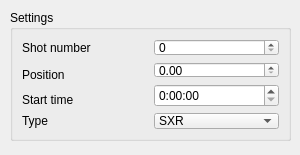
Above: ui/MeasurementSettingsUIDesign.ui from AVSidorov/FT2SXR before the change. Below: the same form after it.
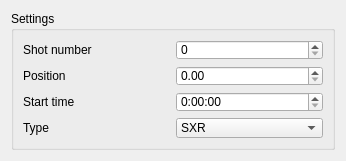
That is the form after the change.

Commit message: sizePolicy changed, widgets has adjustable size

The edit to the form file:
```diff
--- a/ui/MeasurementSettingsUIDesign.ui
+++ b/ui/MeasurementSettingsUIDesign.ui
@@ -6,22 +6,31 @@
    <rect>
     <x>0</x>
     <y>0</y>
-    <width>300</width>
-    <height>155</height>
+    <width>346</width>
+    <height>161</height>
    </rect>
   </property>
+  <property name="sizePolicy">
+   <sizepolicy hsizetype="Expanding" vsizetype="Expanding">
+    <horstretch>0</horstretch>
+    <verstretch>0</verstretch>
+   </sizepolicy>
+  </property>
+  <property name="minimumSize">
+   <size>
+    <width>250</width>
+    <height>145</height>
+   </size>
+  </property>
   <property name="windowTitle">
    <string>Measurement settings</string>
   </property>
+  <layout class="QVBoxLayout" name="verticalLayout">
+   <property name="sizeConstraint">
+    <enum>QLayout::SetMaximumSize</enum>
+   </property>
+   <item>
   <widget class="QGroupBox" name="groupBox">
-   <property name="geometry">
-    <rect>
-     <x>10</x>
-     <y>10</y>
-     <width>281</width>
-     <height>131</height>
-    </rect>
-   </property>
    <property name="title">
     <string>Settings</string>
    </property>
@@ -36,7 +45,7 @@
     <item row="0" column="1">
      <widget class="QSpinBox" name="shot_spinBox"/>
     </item>
-    <item row="1" column="0" rowspan="2">
+      <item row="1" column="0">
      <widget class="QLabel" name="position_label">
       <property name="text">
        <string>Position</string>
@@ -46,7 +55,14 @@
     <item row="1" column="1">
      <widget class="QDoubleSpinBox" name="position_doubleSpinBox"/>
     </item>
-    <item row="2" column="1" rowspan="2">
+      <item row="2" column="0">
+       <widget class="QLabel" name="time_label">
+        <property name="text">
+         <string>Start time</string>
+        </property>
+       </widget>
+      </item>
+      <item row="2" column="1">
      <widget class="QTimeEdit" name="start_timeEdit">
       <property name="dateTime">
        <datetime>
@@ -87,20 +103,13 @@
      </widget>
     </item>
     <item row="3" column="0">
-     <widget class="QLabel" name="time_label">
-      <property name="text">
-       <string>Start time</string>
-      </property>
-     </widget>
-    </item>
-    <item row="4" column="0">
      <widget class="QLabel" name="type_label">
       <property name="text">
        <string>Type</string>
       </property>
      </widget>
     </item>
-    <item row="4" column="1">
+      <item row="3" column="1">
      <widget class="QComboBox" name="type_comboBox">
       <item>
        <property name="text">
@@ -116,6 +125,8 @@
     </item>
    </layout>
   </widget>
+   </item>
+  </layout>
  </widget>
  <resources/>
  <connections/>
```
Lines whose indentation alone changed are shown as unchanged. The commit also changes 32 other files.
